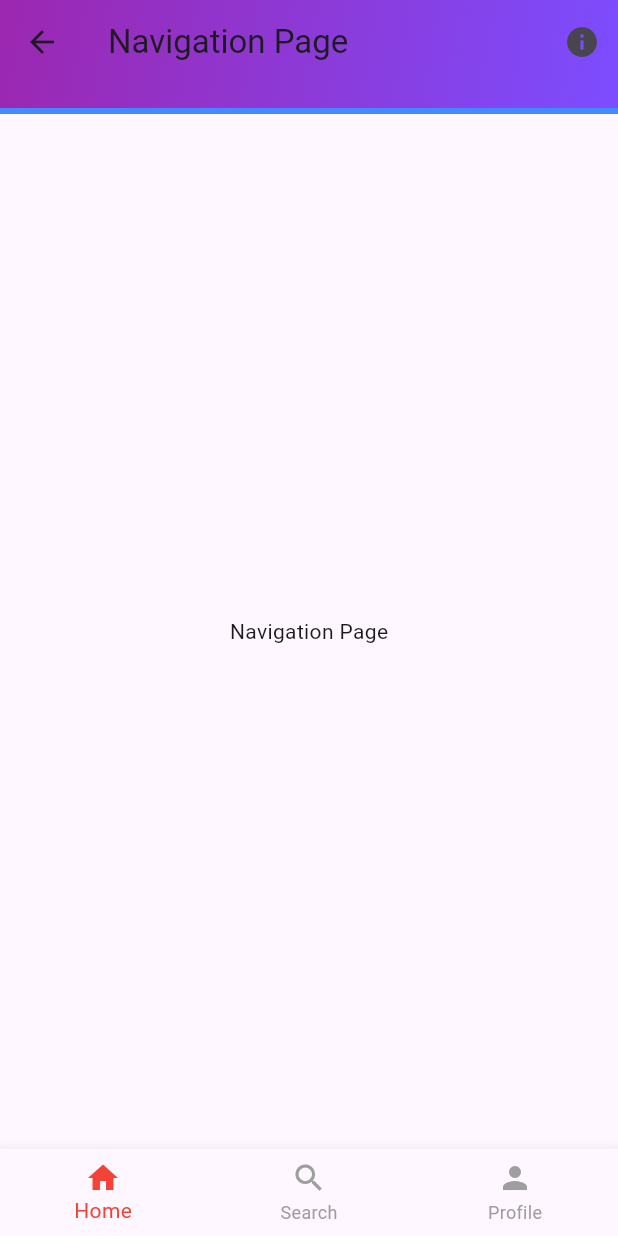
After one commit to HikaruKusanagi27/eitan_app, a Flutter app: the screen it shows after launch, after a tap on "Navigation Page", on a phone screen of 412 x 824 dp. The commit adds this screen. Run offline on Flutter 3.47's test engine with Material 3 defaults, Android fonts, the phone set to English and light mode, and no system bars.

Commit message:
bottom app barの実装

```diff
--- /dev/null
+++ b/lib/page/navigatiton.dart
@@ -0,0 +1,69 @@
+import 'package:flutter/material.dart';
+
+class NavigationPage extends StatelessWidget {
+  const NavigationPage({super.key});
+
+  @override
+  Widget build(BuildContext context) {
+    return Scaffold(
+      appBar: AppBar(
+        leading: IconButton(
+          icon: Icon(Icons.arrow_back),
+          onPressed: () {
+            Navigator.pop(context);
+          },
+        ), // ← これがないと自動で戻るボタンが出ない
+        title: Text('Navigation Page'),
+        actions: [
+          IconButton(
+            icon: Icon(Icons.info),
+            onPressed: () {
+              // Action when info button is pressed
+            },
+          ),
+        ], // 右側のアクションボタン
+        flexibleSpace: Container( // AppBarの背景をカスタマイズ
+          decoration: BoxDecoration( // グラデーション背景
+            gradient: LinearGradient(
+              colors: [Colors.purple, Colors.deepPurpleAccent],
+              begin: Alignment.topLeft,
+              end: Alignment.bottomRight,
+            ),
+          ),
+        ), // グラデーション背景
+        bottom: PreferredSize(
+          preferredSize: Size.fromHeight(20.0), // 高さを指定
+          child: Container(
+            color: Colors.blueAccent,
+            height: 4.0,
+          ),
+        ), // 下部のカスタムウィジェット
+      ),
+      body: Center(
+        child: Text('Navigation Page'),
+      ),
+      bottomNavigationBar: BottomNavigationBar(
+        landscapeLayout: BottomNavigationBarLandscapeLayout.centered, // 横向きレイアウトの設定
+        items: const <BottomNavigationBarItem>[
+          BottomNavigationBarItem(
+            icon: Icon(Icons.home),
+            label: 'Home',
+          ),
+          BottomNavigationBarItem(
+            icon: Icon(Icons.search),
+            label: 'Search',
+          ),
+          BottomNavigationBarItem(
+            icon: Icon(Icons.person),
+            label: 'Profile',
+          ),
+        ],
+        currentIndex: 0, // 選択されているインデックス
+        selectedItemColor: Colors.red, // 選択されたアイテムの色
+        unselectedItemColor: Colors.grey, // 選択されていないアイテムの色
+        onTap: (index) {
+        },
+      ),
+    );
+  }
+}
--- a/lib/page/route.dart
+++ b/lib/page/route.dart
@@ -1,6 +1,7 @@
 import 'package:entan_app/page/communication.dart';
 import 'package:entan_app/page/actions.dart';
 import 'package:entan_app/page/containment.dart';
+import 'package:entan_app/page/navigatiton.dart';
 import 'package:flutter/material.dart';
 
 // 行動変更は不要とAIに指示するように作業する
@@ -27,7 +28,7 @@ class RoutePage extends StatelessWidget {
             ),
             SizedBox(height: 20),
             ElevatedButton(
-              onPressed: () {
+            onPressed: () {
                 Navigator.push(
                   context,
                   MaterialPageRoute(
@@ -49,6 +50,18 @@ class RoutePage extends StatelessWidget {
               },
               child: Text('Containment Page'),
             ),
+            SizedBox(height: 20),
+            ElevatedButton(
+              onPressed: () {
+                Navigator.push(
+                  context,
+                  MaterialPageRoute(
+                    builder: (context) => const NavigationPage(),
+                  ),
+                );
+              },
+              child: Text('Navigation Page'),
+            ),
           ],
         ),
       ),
```
